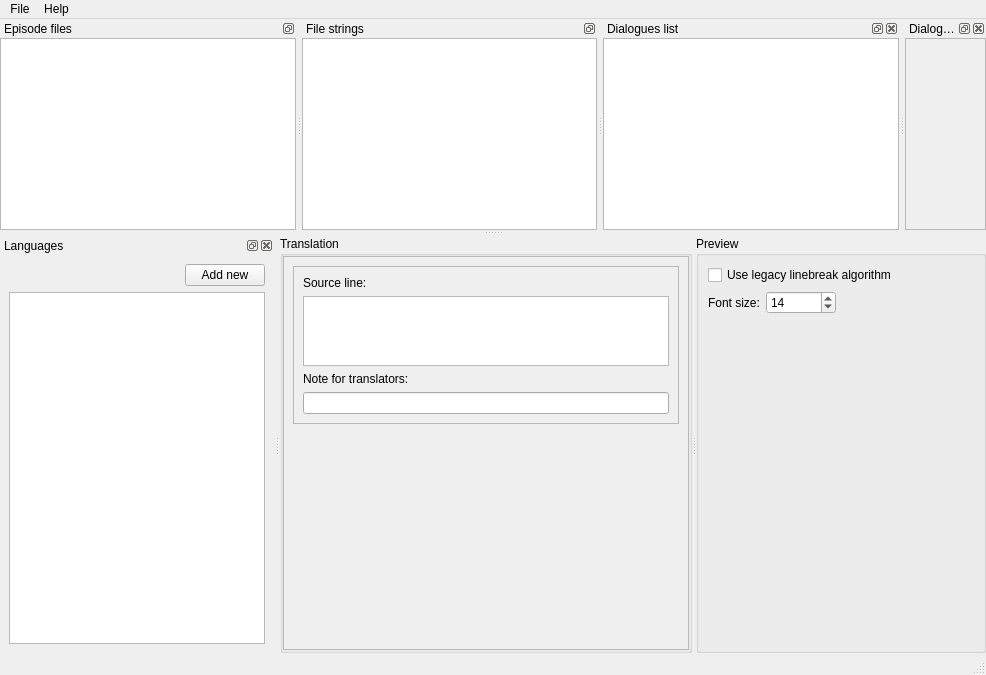
Qt form Translator/translator_main.ui (WohlSoft/Moondust-Project) before a commit.
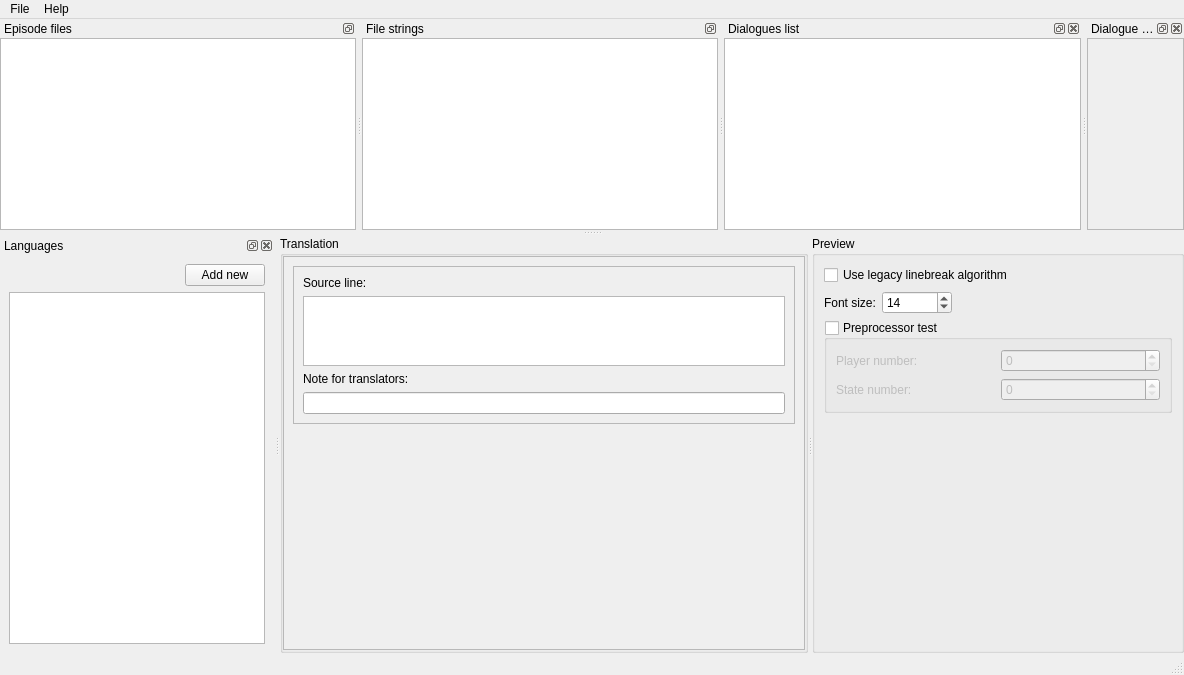
The same form after that commit. Icons and pictures are not drawn. Custom widgets are drawn as their Qt base class.

Commit message:
MsgBoxPreview: Initial work on the pre-processor
Preprocessor is a feature that should allow showing of a specific text depending on a given condition like a current playable character.

The edit to the form file:
```diff
--- a/Translator/translator_main.ui
+++ b/Translator/translator_main.ui
@@ -6,7 +6,7 @@
    <rect>
     <x>0</x>
     <y>0</y>
-    <width>986</width>
+    <width>1184</width>
     <height>675</height>
    </rect>
   </property>
@@ -72,7 +72,7 @@
             <rect>
              <x>0</x>
              <y>0</y>
-             <width>434</width>
+             <width>524</width>
              <height>396</height>
             </rect>
            </property>
@@ -149,33 +149,7 @@
        <property name="title">
         <string>Preview</string>
        </property>
-       <layout class="QGridLayout" name="gridLayout_2" columnstretch="0,0,0">
-        <item row="1" column="0">
-         <widget class="QLabel" name="previewFontSizeLabel">
-          <property name="text">
-           <string>Font size:</string>
-          </property>
-         </widget>
-        </item>
-        <item row="1" column="1">
-         <widget class="QSpinBox" name="previewFontSize">
-          <property name="minimumSize">
-           <size>
-            <width>70</width>
-            <height>0</height>
-           </size>
-          </property>
-          <property name="minimum">
-           <number>4</number>
-          </property>
-          <property name="value">
-           <number>14</number>
-          </property>
-         </widget>
-        </item>
-        <item row="2" column="0" colspan="3">
-         <widget class="MsgBoxPreview" name="previewZone" native="true"/>
-        </item>
+       <layout class="QGridLayout" name="gridLayout_2" columnstretch="0,0,1000000">
         <item row="1" column="2">
          <spacer name="horizontalSpacer">
           <property name="orientation">
@@ -189,6 +163,16 @@
           </property>
          </spacer>
         </item>
+        <item row="1" column="0">
+         <widget class="QLabel" name="previewFontSizeLabel">
+          <property name="text">
+           <string>Font size:</string>
+          </property>
+         </widget>
+        </item>
+        <item row="3" column="0" colspan="3">
+         <widget class="MsgBoxPreview" name="previewZone" native="true"/>
+        </item>
         <item row="0" column="0" colspan="3">
          <widget class="QCheckBox" name="legacyLineBreak">
           <property name="toolTip">
@@ -203,6 +187,71 @@
           </property>
          </widget>
         </item>
+        <item row="1" column="1">
+         <widget class="QSpinBox" name="previewFontSize">
+          <property name="minimumSize">
+           <size>
+            <width>70</width>
+            <height>0</height>
+           </size>
+          </property>
+          <property name="minimum">
+           <number>4</number>
+          </property>
+          <property name="value">
+           <number>14</number>
+          </property>
+         </widget>
+        </item>
+        <item row="2" column="0" colspan="3">
+         <widget class="QGroupBox" name="preProcessorTest">
+          <property name="sizePolicy">
+           <sizepolicy hsizetype="Preferred" vsizetype="Maximum">
+            <horstretch>0</horstretch>
+            <verstretch>0</verstretch>
+           </sizepolicy>
+          </property>
+          <property name="title">
+           <string>Preprocessor test</string>
+          </property>
+          <property name="checkable">
+           <bool>true</bool>
+          </property>
+          <property name="checked">
+           <bool>false</bool>
+          </property>
+          <layout class="QGridLayout" name="gridLayout_4">
+           <item row="0" column="0">
+            <widget class="QLabel" name="label">
+             <property name="text">
+              <string>Player number:</string>
+             </property>
+            </widget>
+           </item>
+           <item row="0" column="1">
+            <widget class="QSpinBox" name="macroPlayerNum">
+             <property name="maximum">
+              <number>100</number>
+             </property>
+            </widget>
+           </item>
+           <item row="1" column="0">
+            <widget class="QLabel" name="label_2">
+             <property name="text">
+              <string>State number:</string>
+             </property>
+            </widget>
+           </item>
+           <item row="1" column="1">
+            <widget class="QSpinBox" name="macroStateNum">
+             <property name="maximum">
+              <number>100</number>
+             </property>
+            </widget>
+           </item>
+          </layout>
+         </widget>
+        </item>
        </layout>
       </widget>
      </widget>
@@ -214,7 +263,7 @@
     <rect>
      <x>0</x>
      <y>0</y>
-     <width>986</width>
+     <width>1184</width>
      <height>20</height>
     </rect>
    </property>
@@ -343,7 +392,7 @@
       <rect>
        <x>0</x>
        <y>0</y>
-       <width>193</width>
+       <width>97</width>
        <height>190</height>
       </rect>
      </property>
```
The commit also changes 3 other files.
